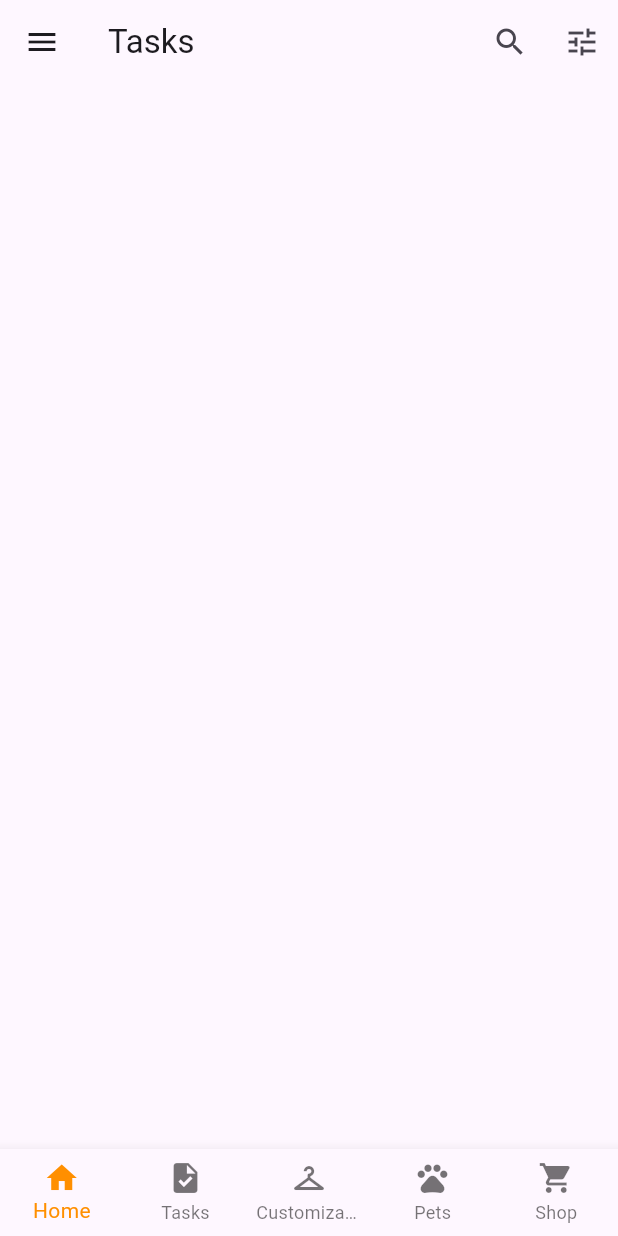
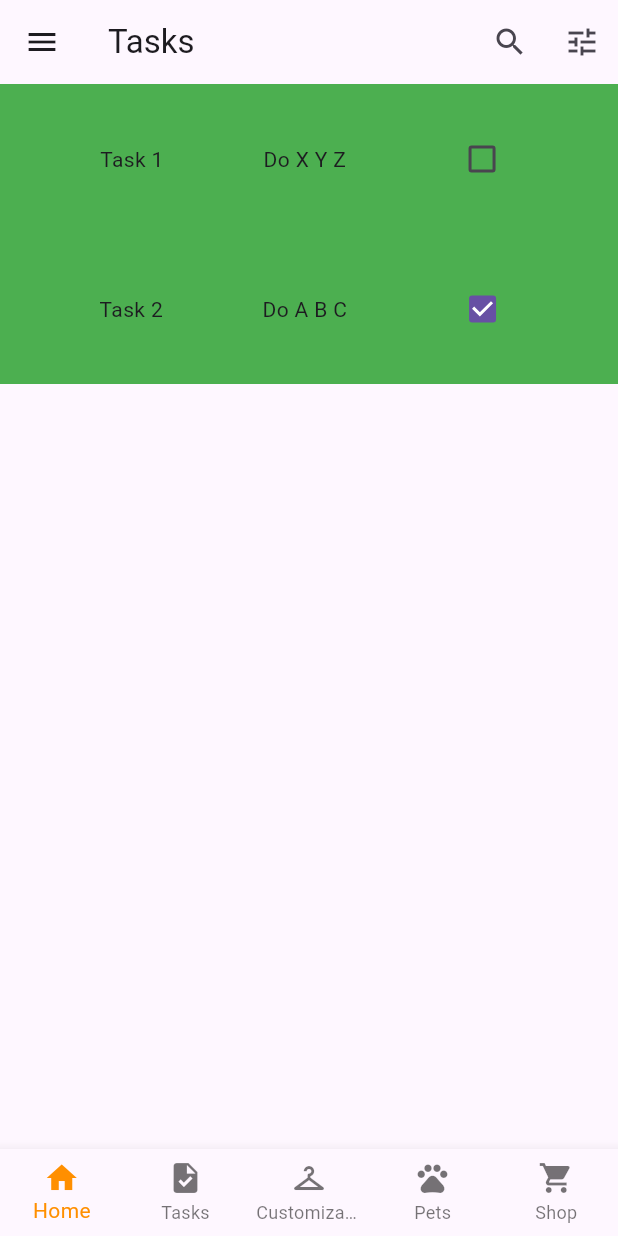
Before and after one commit to ExerciseCompanion/app, a Flutter app: the TaskPage screen opened by its route, on a phone screen of 412 x 824 dp. Run offline on Flutter 3.47's test engine with Material 2 defaults, Android fonts, the light colour scheme and no system bars.

Commit message:
Home page rough draft completed, Task Page Rough Draft Completed

```diff
--- /dev/null
+++ b/exercise_companion/lib/elements/task_view.dart
@@ -0,0 +1,31 @@
+import 'package:flutter/material.dart';
+import 'checkbox.dart';
+
+class TaskViewWidget extends StatelessWidget {
+  final String title;
+  final String text;
+  final bool completion;
+
+  const TaskViewWidget(
+      {super.key,
+      required this.title,
+      required this.text,
+      required this.completion});
+
+  @override
+  Widget build(BuildContext context) {
+    return Center(
+        child: Container(
+      color: Colors.green,
+      height: 100.0,
+      child: Row(mainAxisAlignment: MainAxisAlignment.spaceEvenly, children: [
+        Text(title),
+        Text(text),
+        Checkbox(
+          value: completion,
+          onChanged: (value) => (),
+        ),
+      ]),
+    ));
+  }
+}
--- a/exercise_companion/lib/screens/tasks.dart
+++ b/exercise_companion/lib/screens/tasks.dart
@@ -1,6 +1,7 @@
 import 'package:flutter/material.dart';
 import '../templates/appbar.dart';
 import '../templates/bottombar.dart';
+import '../elements/task_view.dart';
 
 class TaskPage extends StatelessWidget {
   const TaskPage({Key? key}) : super(key: key);
@@ -12,6 +13,13 @@ class TaskPage extends StatelessWidget {
           appBar: AppBar(),
           title: "Tasks",
         ),
+        body: ListView(
+          children: <Widget>[
+            TaskViewWidget(
+                title: "Task 1", text: "Do X Y Z", completion: false),
+            TaskViewWidget(title: "Task 2", text: "Do A B C", completion: true),
+          ],
+        ),
         resizeToAvoidBottomInset: false,
         bottomNavigationBar: const BaseBottomNavigationBar());
   }
```
Also changed, not shown: exercise_companion/lib/elements/checkbox.dart (added, +40 -0 lines), exercise_companion/lib/screens/home.dart (+19 -14 lines).
